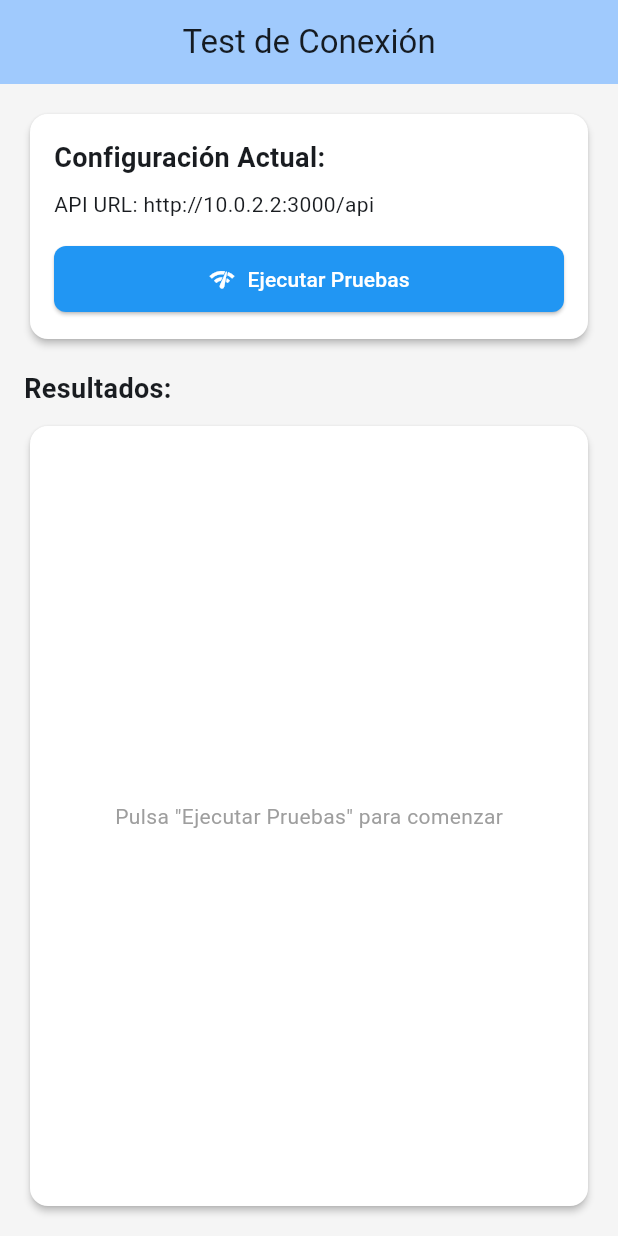
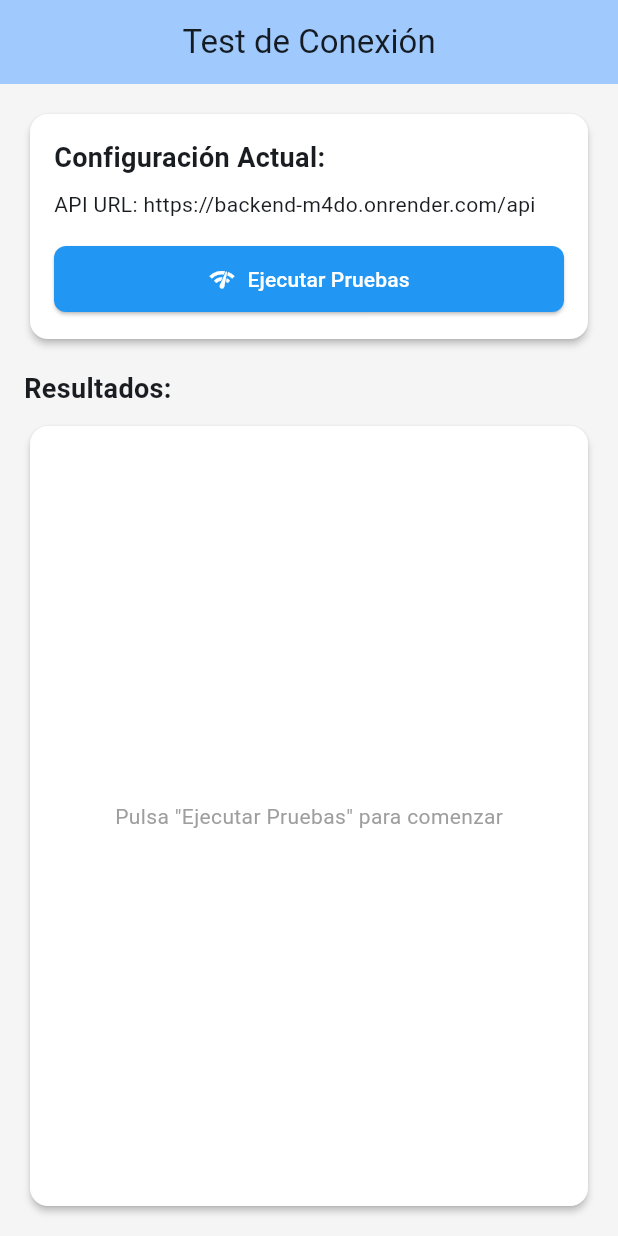
Before and after one commit to Dario0076/GestionPedidos, a Flutter app: the ConnectionTestScreen screen opened by its route, on a phone screen of 412 x 824 dp. Run offline on Flutter 3.47's test engine with Material 3 defaults, Android fonts, the phone set to English and light mode, and no system bars; our stand-ins replace dio, flutter_riverpod, go_router, shared_preferences; missing offline and left inert: translator; accounts and stored records are empty; network calls fail.

Commit message:
Actualizar la URL base de la API para el entorno de producción y restaurar la URL del emulador Android

```diff
--- a/frontend/lib/utils/constants.dart
+++ b/frontend/lib/utils/constants.dart
@@ -1,9 +1,9 @@
 class ApiConstants {
   // URL base de la API - Túnel de desarrollo para acceso público
   //static const String baseUrl = 'https://n6sj7k57-3000.brs.devtunnels.ms/api';
+  //static const String baseUrl = 'http://10.0.2.2:3000/api'; // Para emulador Android
   static const String baseUrl =
-      'http://10.0.2.2:3000/api'; // Para emulador Android
-  // static const String baseUrl = 'https://backend-m4do.onrender.com/api'; // Render deployment
+      'https://backend-m4do.onrender.com/api'; // Render deployment
   // static const String baseUrl = 'http://localhost:3000/api'; // Desarrollo local
 
   // Endpoints de autenticación
```
